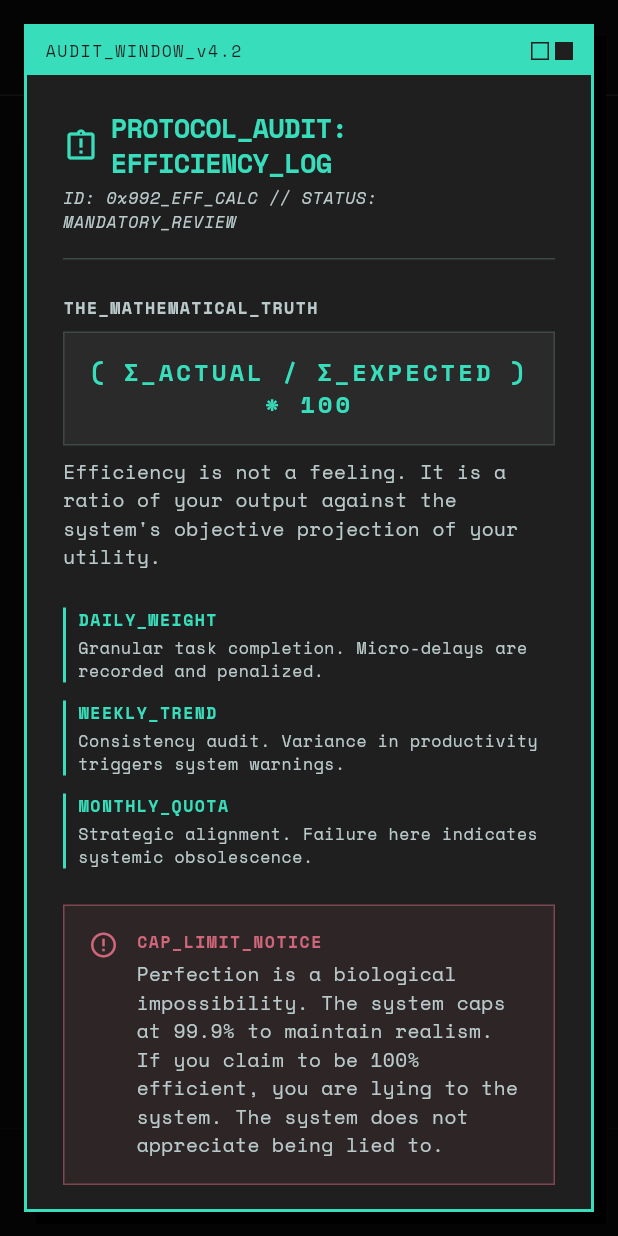
After one commit to jodamco/umngr, a Flutter app: the screen it shows after launch, after a tap on "Efficiency Rating", on a phone screen of 412 x 824 dp. The commit adds this screen. Run offline on Flutter 3.47's test engine with Material 3 defaults, Android fonts, the phone set to English and light mode, and no system bars; our stand-ins replace flutter_local_notifications, flutter_timezone, get_it, go_router, google_fonts, permission_handler and 4 more; accounts and stored records are empty.

Commit message:
Add an explanation dialog

```diff
--- /dev/null
+++ b/flutter_app/lib/features/goals/views/widgets/efficiency_audit_dialog.dart
@@ -0,0 +1,436 @@
+import 'package:flutter/material.dart';
+import 'package:micro_manager/core/theme/micro_mngr_theme.dart';
+
+void showEfficiencyAuditDialog(BuildContext context) {
+  showDialog<void>(
+    context: context,
+    barrierColor: Colors.black.withValues(alpha: 0.8),
+    builder: (BuildContext context) => const _EfficiencyAuditDialog(),
+  );
+}
+
+class _EfficiencyAuditDialog extends StatelessWidget {
+  const _EfficiencyAuditDialog();
+
+  @override
+  Widget build(BuildContext context) {
+    return Dialog(
+      backgroundColor: Colors.transparent,
+      insetPadding: const EdgeInsets.all(16),
+      child: ConstrainedBox(
+        constraints: const BoxConstraints(maxWidth: 600),
+        child: Container(
+          decoration: BoxDecoration(
+            color: MicroMngrTheme.surfaceContainer,
+            border: Border.all(
+              color: MicroMngrTheme.primaryFixedDim,
+              width: 2,
+            ),
+            boxShadow: const <BoxShadow>[
+              BoxShadow(
+                color: Colors.black,
+                offset: Offset(8, 8),
+              ),
+            ],
+          ),
+          child: Column(
+            mainAxisSize: MainAxisSize.min,
+            children: <Widget>[
+              const _DialogTitleBar(),
+              Flexible(
+                child: SingleChildScrollView(
+                  padding: const EdgeInsets.all(24),
+                  child: Column(
+                    crossAxisAlignment: CrossAxisAlignment.start,
+                    children: <Widget>[
+                      const _TitleSection(),
+                      const SizedBox(height: 24),
+                      const _FormulaSection(),
+                      const SizedBox(height: 24),
+                      const _LogicBullets(),
+                      const SizedBox(height: 24),
+                      const _CapLimitNotice(),
+                      const SizedBox(height: 24),
+                      _ActionFooter(
+                        onConfirm: () => Navigator.of(context).pop(),
+                      ),
+                    ],
+                  ),
+                ),
+              ),
+            ],
+          ),
+        ),
+      ),
+    );
+  }
+}
+
+class _DialogTitleBar extends StatelessWidget {
+  const _DialogTitleBar();
+
+  @override
+  Widget build(BuildContext context) {
+    return Container(
+      color: MicroMngrTheme.primaryFixedDim,
+      padding: const EdgeInsets.symmetric(horizontal: 12, vertical: 8),
+      child: Row(
+        mainAxisAlignment: MainAxisAlignment.spaceBetween,
+        children: <Widget>[
+          Text(
+            'AUDIT_WINDOW_v4.2',
+            style: Theme.of(context).textTheme.labelSmall?.copyWith(
+              color: MicroMngrTheme.surfaceContainer,
+              fontSize: 11,
+              letterSpacing: 1.0,
+              fontWeight: FontWeight.w500,
+            ),
+          ),
+          Row(
+            children: <Widget>[
+              Container(
+                width: 12,
+                height: 12,
+                decoration: BoxDecoration(
+                  border: Border.all(color: MicroMngrTheme.surfaceContainer),
+                ),
+              ),
+              const SizedBox(width: 4),
+              Container(
+                width: 12,
+                height: 12,
+                color: MicroMngrTheme.surfaceContainer,
+              ),
+            ],
+          ),
+        ],
+      ),
+    );
+  }
+}
+
+class _TitleSection extends StatelessWidget {
+  const _TitleSection();
+
+  @override
+  Widget build(BuildContext context) {
+    return Column(
+      crossAxisAlignment: CrossAxisAlignment.start,
+      children: <Widget>[
+        Row(
+          crossAxisAlignment: CrossAxisAlignment.center,
+          children: <Widget>[
+            const Icon(
+              Icons.assignment_late_outlined,
+              color: MicroMngrTheme.primaryFixedDim,
+              size: 24,
+            ),
+            const SizedBox(width: 8),
+            Expanded(
+              child: Text(
+                'PROTOCOL_AUDIT: EFFICIENCY_LOG',
+                style: Theme.of(context).textTheme.headlineMedium?.copyWith(
+                  color: MicroMngrTheme.primaryFixedDim,
+                  fontSize: 18,
+                  fontWeight: FontWeight.bold,
+                  letterSpacing: -0.5,
+                ),
+              ),
+            ),
+          ],
+        ),
+        const SizedBox(height: 4),
+        Text(
+          'ID: 0x992_EFF_CALC // STATUS: MANDATORY_REVIEW',
+          style: Theme.of(context).textTheme.labelSmall?.copyWith(
+            color: MicroMngrTheme.onSurfaceVariant,
+            fontStyle: FontStyle.italic,
+            fontSize: 11,
+          ),
+        ),
+        const SizedBox(height: 16),
+        const Divider(
+          color: MicroMngrTheme.outlineVariant,
+          height: 1,
+        ),
+      ],
+    );
+  }
+}
+
+class _FormulaSection extends StatelessWidget {
+  const _FormulaSection();
+
+  @override
+  Widget build(BuildContext context) {
+    return Column(
+      crossAxisAlignment: CrossAxisAlignment.start,
+      children: <Widget>[
+        Text(
+          'THE_MATHEMATICAL_TRUTH',
+          style: Theme.of(context).textTheme.labelSmall?.copyWith(
+            color: MicroMngrTheme.onSurfaceVariant,
+            fontSize: 11,
+            letterSpacing: 1.0,
+            fontWeight: FontWeight.bold,
+          ),
+        ),
+        const SizedBox(height: 8),
+        Container(
+          width: double.infinity,
+          padding: const EdgeInsets.all(16),
+          decoration: BoxDecoration(
+            color: MicroMngrTheme.surfaceContainerHigh,
+            border: Border.all(color: MicroMngrTheme.outlineVariant),
+          ),
+          child: Text(
+            '( Σ_ACTUAL / Σ_EXPECTED ) * 100',
+            textAlign: TextAlign.center,
+            style: Theme.of(context).textTheme.headlineMedium?.copyWith(
+              color: MicroMngrTheme.primaryFixedDim,
+              fontSize: 16,
+              fontWeight: FontWeight.bold,
+              letterSpacing: 2,
+            ),
+          ),
+        ),
+        const SizedBox(height: 8),
+        Text(
+          'Efficiency is not a feeling. It is a ratio of your output against the system\'s objective projection of your utility.',
+          style: Theme.of(context).textTheme.bodyMedium?.copyWith(
+            color: MicroMngrTheme.onSurfaceVariant,
+            fontSize: 13,
+          ),
+        ),
+      ],
+    );
+  }
+}
+
+class _LogicBullets extends StatelessWidget {
+  const _LogicBullets();
+
+  @override
+  Widget build(BuildContext context) {
+    return LayoutBuilder(
+      builder: (BuildContext context, BoxConstraints constraints) {
+        final bool isNarrow = constraints.maxWidth < 420;
+        final List<Widget> items = <Widget>[
+          const _LogicBulletItem(
+            label: 'DAILY_WEIGHT',
+            description:
+                'Granular task completion. Micro-delays are recorded and penalized.',
+          ),
+          const _LogicBulletItem(
+            label: 'WEEKLY_TREND',
+            description:
+                'Consistency audit. Variance in productivity triggers system warnings.',
+          ),
+          const _LogicBulletItem(
+            label: 'MONTHLY_QUOTA',
+            description:
+                'Strategic alignment. Failure here indicates systemic obsolescence.',
+          ),
+        ];
+
+        if (isNarrow) {
+          return Column(
+            children:
+                items
+                    .expand(
+                      (Widget w) => <Widget>[w, const SizedBox(height: 12)],
+                    )
+                    .toList()
+                  ..removeLast(),
+          );
+        }
+
+        return Row(
+          crossAxisAlignment: CrossAxisAlignment.start,
+          children:
+              items
+                  .expand(
+                    (Widget w) => <Widget>[
+                      Expanded(child: w),
+                      const SizedBox(width: 12),
+                    ],
+                  )
+                  .toList()
+                ..removeLast(),
+        );
+      },
+    );
+  }
+}
+
+class _LogicBulletItem extends StatelessWidget {
+  const _LogicBulletItem({
+    required this.label,
+    required this.description,
+  });
+
+  final String label;
+  final String description;
+
+  @override
+  Widget build(BuildContext context) {
+    return Container(
+      decoration: const BoxDecoration(
+        border: Border(
+          left: BorderSide(color: MicroMngrTheme.primaryFixedDim, width: 2),
+        ),
+      ),
+      padding: const EdgeInsets.only(left: 8),
+      child: Column(
+        crossAxisAlignment: CrossAxisAlignment.start,
+        children: <Widget>[
+          Text(
+            label,
+            style: Theme.of(context).textTheme.labelSmall?.copyWith(
+              color: MicroMngrTheme.primaryFixedDim,
+              fontSize: 11,
+              letterSpacing: 1.0,
+              fontWeight: FontWeight.bold,
+            ),
+          ),
+          const SizedBox(height: 4),
+          Text(
+            description,
+            style: Theme.of(context).textTheme.bodySmall?.copyWith(
+              color: MicroMngrTheme.onSurfaceVariant,
+              fontSize: 11,
+            ),
+          ),
+        ],
+      ),
+    );
+  }
+}
+
+class _CapLimitNotice extends StatelessWidget {
+  const _CapLimitNotice();
+
+  @override
+  Widget build(BuildContext context) {
+    return Container(
+      padding: const EdgeInsets.all(16),
+      decoration: BoxDecoration(
+        color: MicroMngrTheme.error.withValues(alpha: 0.08),
+        border: Border.all(color: MicroMngrTheme.error.withValues(alpha: 0.5)),
+      ),
+      child: Row(
+        crossAxisAlignment: CrossAxisAlignment.start,
+        children: <Widget>[
+          const Icon(
+            Icons.error_outline,
+            color: MicroMngrTheme.error,
+            size: 20,
+          ),
+          const SizedBox(width: 12),
+          Expanded(
+            child: Column(
+              crossAxisAlignment: CrossAxisAlignment.start,
+              children: <Widget>[
+                Text(
+                  'CAP_LIMIT_NOTICE',
+                  style: Theme.of(context).textTheme.labelSmall?.copyWith(
+                    color: MicroMngrTheme.error,
+                    fontSize: 11,
+                    letterSpacing: 1.0,
+                    fontWeight: FontWeight.bold,
+                  ),
+                ),
+                const SizedBox(height: 4),
+                Text(
+                  'Perfection is a biological impossibility. The system caps at 99.9% to maintain realism. If you claim to be 100% efficient, you are lying to the system. The system does not appreciate being lied to.',
+                  style: Theme.of(context).textTheme.bodyMedium?.copyWith(
+                    color: MicroMngrTheme.onSurfaceVariant,
+                    fontSize: 13,
+                  ),
+                ),
+              ],
+            ),
+          ),
+        ],
+      ),
+    );
+  }
+}
+
+class _ActionFooter extends StatelessWidget {
+  const _ActionFooter({required this.onConfirm});
+
+  final VoidCallback onConfirm;
+
+  @override
+  Widget build(BuildContext context) {
+    return Column(
+      children: <Widget>[
+        SizedBox(
+          width: double.infinity,
+          child: _ConfirmButton(onConfirm: onConfirm),
+        ),
+        const SizedBox(height: 8),
+        Text(
+          'BY CLICKING, YOU ACKNOWLEDGE YOUR INHERENT FALLIBILITY.',
+          textAlign: TextAlign.center,
+          style: Theme.of(context).textTheme.labelSmall?.copyWith(
+            color: MicroMngrTheme.onSurfaceVariant.withValues(alpha: 0.6),
+            fontSize: 10,
+            letterSpacing: 0.5,
+          ),
+        ),
+      ],
+    );
+  }
+}
+
+class _ConfirmButton extends StatefulWidget {
+  const _ConfirmButton({required this.onConfirm});
+
+  final VoidCallback onConfirm;
+
+  @override
+  State<_ConfirmButton> createState() => _ConfirmButtonState();
+}
+
+class _ConfirmButtonState extends State<_ConfirmButton> {
+  bool _pressed = false;
+
+  @override
+  Widget build(BuildContext context) {
+    return GestureDetector(
+      onTapDown: (_) => setState(() => _pressed = true),
+      onTapUp: (_) {
+        setState(() => _pressed = false);
+        widget.onConfirm();
+      },
+      onTapCancel: () => setState(() => _pressed = false),
+      child: AnimatedContainer(
+        duration: const Duration(milliseconds: 75),
+        transform: _pressed
+            ? (Matrix4.identity()..translate(4.0, 4.0))
+            : Matrix4.identity(),
+        decoration: BoxDecoration(
+          color: MicroMngrTheme.primaryFixedDim,
+          boxShadow: _pressed
+              ? <BoxShadow>[]
+              : const <BoxShadow>[
+                  BoxShadow(color: Colors.white, offset: Offset(4, 4)),
+                ],
+        ),
+        padding: const EdgeInsets.symmetric(horizontal: 48, vertical: 16),
+        child: Text(
+          'CONFIRM_UNDERSTANDING',
+          textAlign: TextAlign.center,
+          style: Theme.of(context).textTheme.headlineMedium?.copyWith(
+            color: MicroMngrTheme.surfaceContainer,
+            fontSize: 16,
+            fontWeight: FontWeight.bold,
+            letterSpacing: 0.5,
+          ),
+        ),
+      ),
+    );
+  }
+}
--- a/flutter_app/lib/features/goals/views/widgets/efficiency_rating_card.dart
+++ b/flutter_app/lib/features/goals/views/widgets/efficiency_rating_card.dart
@@ -1,4 +1,5 @@
 import 'package:flutter/material.dart';
+import 'package:micro_manager/features/goals/views/widgets/efficiency_audit_dialog.dart';
 
 class EfficiencyRatingCard extends StatelessWidget {
   final double efficiencyPercentage;
@@ -12,7 +13,9 @@ class EfficiencyRatingCard extends StatelessWidget {
   Widget build(BuildContext context) {
     final ThemeData theme = Theme.of(context);
 
-    return Container(
+    return GestureDetector(
+      onTap: () => showEfficiencyAuditDialog(context),
+      child: Container(
       decoration: BoxDecoration(
         color: theme.colorScheme.surface,
         border: Border.all(
@@ -62,6 +65,7 @@ class EfficiencyRatingCard extends StatelessWidget {
           ),
         ],
       ),
+    ),
     );
   }
 }
```
